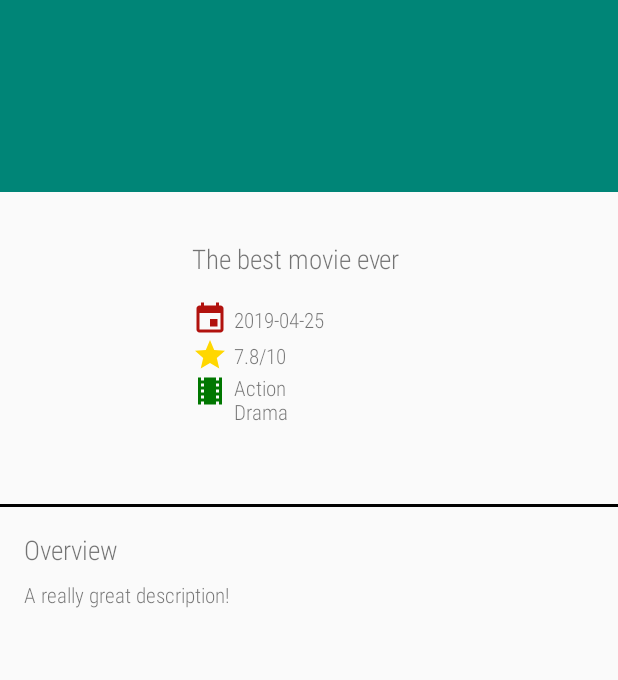
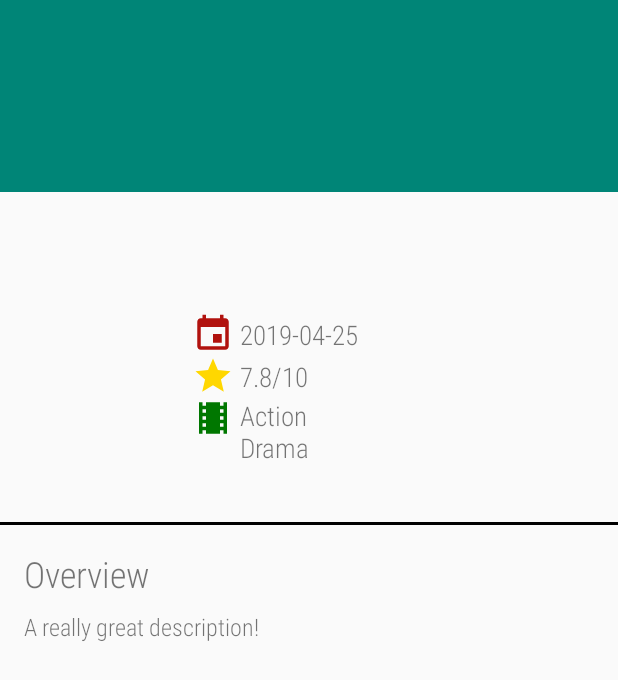
Before and after one commit to KPrice725/popular-movies, an Android app: the layout activity_detail.xml on its own in the app's theme, with its tools: preview values and no code run, on a phone screen of 412 x 824 dp. Shown: the top 680 px of the screen. Run offline under Robolectric (Android 15) with nearby library versions, the phone set to English and light mode, and no system bars.

Commit message:
style: Set up TextView text size to adapter to different screen sizes

```diff
--- a/app/src/main/res/layout/activity_detail.xml
+++ b/app/src/main/res/layout/activity_detail.xml
@@ -86,18 +86,17 @@
                     android:layout_marginTop="@dimen/margin_medium"
                     android:paddingTop="@dimen/padding_medium"
                     android:paddingBottom="@dimen/padding_medium"
-                    android:textSize="@dimen/size_text_label"
+                    android:textSize="@dimen/size_text_header"
                     android:textAlignment="viewStart"
                     android:gravity="center_vertical|start"
                     app:layout_constraintLeft_toRightOf="@id/iv_detail_poster"
                     app:layout_constraintTop_toTopOf="parent"
-                    app:layout_constraintRight_toRightOf="parent"
-                    tools:text="The best movie ever" />
+                    app:layout_constraintRight_toRightOf="parent" />
 
                 <ImageView
                     android:id="@+id/iv_release_date"
-                    android:layout_width="wrap_content"
-                    android:layout_height="wrap_content"
+                    android:layout_width="@dimen/size_icon_detail"
+                    android:layout_height="@dimen/size_icon_detail"
                     android:contentDescription="@string/content_description_release_date"
                     android:src="@drawable/ic_release_date_black_24dp"
                     android:tint="#ffb1120e"
@@ -109,6 +108,7 @@
                     android:layout_width="wrap_content"
                     android:layout_height="wrap_content"
                     android:layout_marginStart="@dimen/margin_small"
+                    android:textSize="@dimen/size_text_label"
                     app:layout_constraintBottom_toBottomOf="@id/iv_release_date"
                     app:layout_constraintLeft_toRightOf="@id/iv_release_date"
                     app:layout_constraintTop_toTopOf="@id/iv_release_date"
@@ -116,8 +116,8 @@
 
                 <ImageView
                     android:id="@+id/iv_user_rating"
-                    android:layout_width="wrap_content"
-                    android:layout_height="wrap_content"
+                    android:layout_width="@dimen/size_icon_detail"
+                    android:layout_height="@dimen/size_icon_detail"
                     android:contentDescription="@string/content_description_user_rating"
                     android:src="@drawable/ic_user_rating_black_24dp"
                     android:tint="#ffffd700"
@@ -129,6 +129,7 @@
                     android:layout_width="wrap_content"
                     android:layout_height="wrap_content"
                     android:layout_marginStart="@dimen/margin_small"
+                    android:textSize="@dimen/size_text_label"
                     app:layout_constraintBottom_toBottomOf="@id/iv_user_rating"
                     app:layout_constraintLeft_toRightOf="@id/iv_user_rating"
                     app:layout_constraintTop_toTopOf="@id/iv_user_rating"
@@ -136,8 +137,8 @@
 
                 <ImageView
                     android:id="@+id/iv_genres"
-                    android:layout_width="wrap_content"
-                    android:layout_height="wrap_content"
+                    android:layout_width="@dimen/size_icon_detail"
+                    android:layout_height="@dimen/size_icon_detail"
                     android:contentDescription="@string/content_description_genres"
                     android:src="@drawable/ic_genre_black_24dp"
                     android:tint="#ff007700"
@@ -149,6 +150,7 @@
                     android:layout_width="wrap_content"
                     android:layout_height="wrap_content"
                     android:layout_marginStart="@dimen/margin_small"
+                    android:textSize="@dimen/size_text_label"
                     app:layout_constraintLeft_toRightOf="@id/iv_genres"
                     app:layout_constraintTop_toTopOf="@id/iv_genres"
                     tools:text="Action\nDrama\n"/>
@@ -178,7 +180,7 @@
                     android:id="@+id/overview_header"
                     android:layout_width="wrap_content"
                     android:layout_height="wrap_content"
-                    android:textSize="@dimen/size_text_label"
+                    android:textSize="@dimen/size_text_header"
                     android:layout_marginTop="@dimen/margin_medium"
                     android:paddingStart="@dimen/padding_medium"
                     android:paddingEnd="@dimen/padding_medium"
@@ -193,6 +195,7 @@
                     android:paddingStart="@dimen/padding_medium"
                     android:paddingEnd="@dimen/padding_medium"
                     android:layout_marginTop="@dimen/margin_medium_small"
+                    android:textSize="@dimen/size_text_body"
                     app:layout_constraintLeft_toLeftOf="@id/overview_header"
                     app:layout_constraintTop_toBottomOf="@id/overview_header"
                     tools:text="A really great description!" />
--- a/app/src/main/res/values-sw480dp/dimens.xml
+++ b/app/src/main/res/values-sw480dp/dimens.xml
@@ -17,7 +17,9 @@
 
     <dimen name="size_text_header">28sp</dimen>
     <dimen name="size_text_label">20sp</dimen>
-    <dimen name="size_text_body">14sp</dimen>
+    <dimen name="size_text_body">16sp</dimen>
+
+    <dimen name="size_icon_detail">48dp</dimen>
 
     <dimen name="size_backdrop_poster_height">192dp</dimen>
 </resources>
--- a/app/src/main/res/values-sw600dp/dimens.xml
+++ b/app/src/main/res/values-sw600dp/dimens.xml
@@ -15,9 +15,11 @@
     <dimen name="margin_large">32dp</dimen>
     <dimen name="margin_extra_large">64dp</dimen>
 
-    <dimen name="size_text_header">32sp</dimen>
-    <dimen name="size_text_label">24sp</dimen>
-    <dimen name="size_text_body">16sp</dimen>
+    <dimen name="size_text_header">40sp</dimen>
+    <dimen name="size_text_label">30sp</dimen>
+    <dimen name="size_text_body">24sp</dimen>
+
+    <dimen name="size_icon_detail">54dp</dimen>
 
     <dimen name="size_backdrop_poster_height">256dp</dimen>
 </resources>
--- a/app/src/main/res/values/dimens.xml
+++ b/app/src/main/res/values/dimens.xml
@@ -17,7 +17,9 @@
 
     <dimen name="size_text_header">24sp</dimen>
     <dimen name="size_text_label">18sp</dimen>
-    <dimen name="size_text_body">12sp</dimen>
+    <dimen name="size_text_body">16sp</dimen>
+
+    <dimen name="size_icon_detail">28dp</dimen>
 
     <dimen name="size_backdrop_poster_height">128dp</dimen>
 </resources>
```
